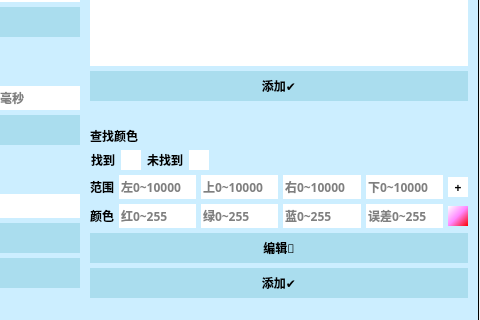
Qt form .ui/EditUi.ui (hongliangdu/Quickinput) before a commit; both pictures show x 750 to 1230 and y 199 to 519 of the 1230 by 680 pixel window.
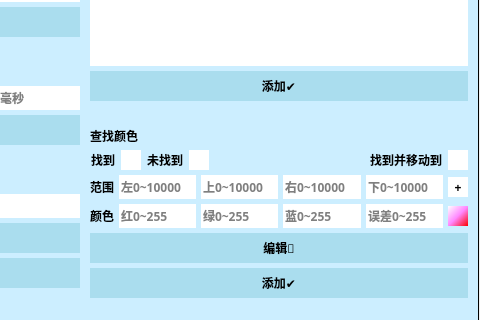
The same form after that commit. Icons and pictures are not drawn. Custom widgets are drawn as their Qt base class.

```diff
--- a/.ui/EditUi.ui
+++ b/.ui/EditUi.ui
@@ -1520,8 +1520,8 @@
             <rect>
              <x>0</x>
              <y>0</y>
-             <width>356</width>
-             <height>628</height>
+             <width>266</width>
+             <height>626</height>
             </rect>
            </property>
            <layout class="QVBoxLayout" name="box2Box">
@@ -1790,6 +1790,52 @@
                   </property>
                  </spacer>
                 </item>
+                <item>
+                 <widget class="QCheckBox" name="chbColorMove">
+                  <property name="sizePolicy">
+                   <sizepolicy hsizetype="Preferred" vsizetype="Preferred">
+                    <horstretch>0</horstretch>
+                    <verstretch>0</verstretch>
+                   </sizepolicy>
+                  </property>
+                  <property name="font">
+                   <font>
+                    <family>Microsoft YaHei</family>
+                    <pointsize>-1</pointsize>
+                    <weight>75</weight>
+                    <bold>true</bold>
+                   </font>
+                  </property>
+                  <property name="focusPolicy">
+                   <enum>Qt::ClickFocus</enum>
+                  </property>
+                  <property name="toolTip">
+                   <string/>
+                  </property>
+                  <property name="layoutDirection">
+                   <enum>Qt::RightToLeft</enum>
+                  </property>
+                  <property name="styleSheet">
+                   <string notr="true">*{font-family:&quot;Microsoft YaHei&quot;;font-size:12px;}
+QCheckBox::indicator {background-color:#FFF;width:20px;height:20px;}QCheckBox::indicator:checked {background-color:#888;}</string>
+                  </property>
+                  <property name="text">
+                   <string>找到并移动到</string>
+                  </property>
+                  <property name="checkable">
+                   <bool>true</bool>
+                  </property>
+                  <property name="autoRepeat">
+                   <bool>false</bool>
+                  </property>
+                  <property name="autoExclusive">
+                   <bool>false</bool>
+                  </property>
+                  <property name="tristate">
+                   <bool>false</bool>
+                  </property>
+                 </widget>
+                </item>
                </layout>
               </item>
               <item>
```
